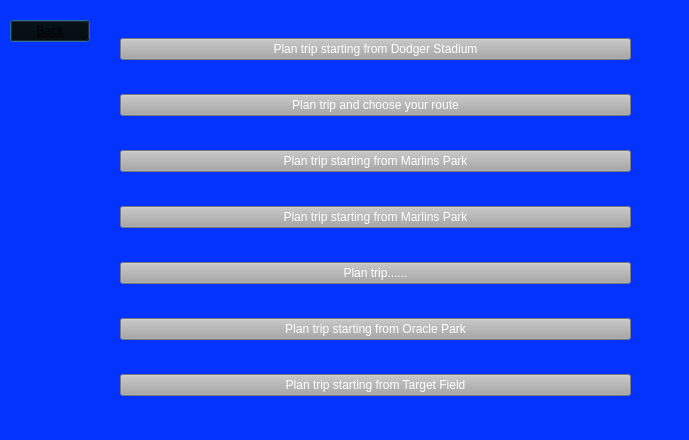
Above: BaseballProject2/planvacation.ui from tholm1/CS1D-Project-2-Baseball before the change. Below: the same form after it.
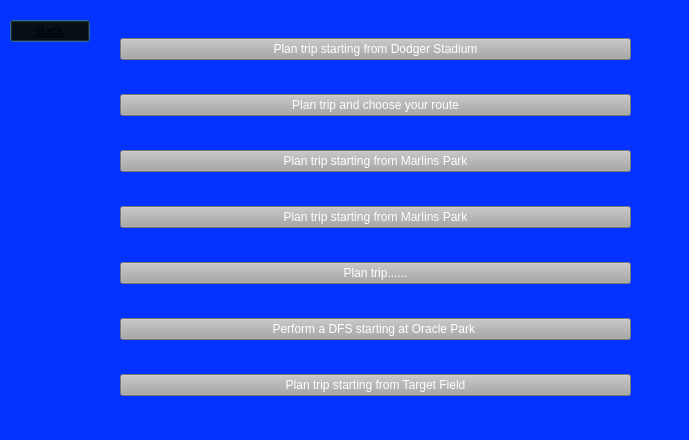
That is the form after the change.

Commit message: Add functionality for dfs trip

```diff
--- a/BaseballProject2/planvacation.ui
+++ b/BaseballProject2/planvacation.ui
@@ -106,7 +106,7 @@
 background-color: rgb(167, 167, 167);</string>
       </property>
       <property name="text">
-       <string>Plan trip starting from Oracle Park</string>
+       <string>Perform a DFS starting at Oracle Park </string>
       </property>
      </widget>
     </item>
```
Left out of the diff: 2 changed lines with no effect on the pictures. The commit also changes 6 other files.
